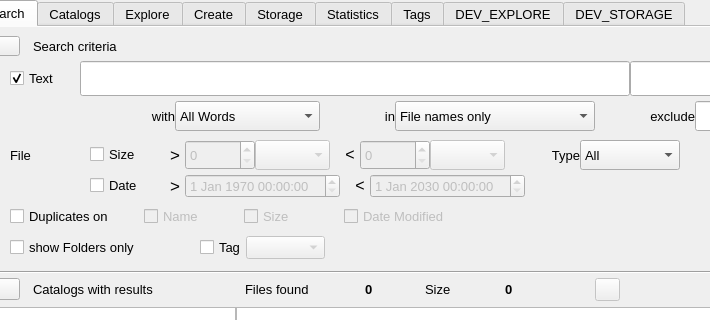
StephaneCouturier/Katalog, file mainwindow.ui: the form before one commit; both pictures show x 304 to 1014 and y 0 to 320 of the 1280 by 903 pixel window.
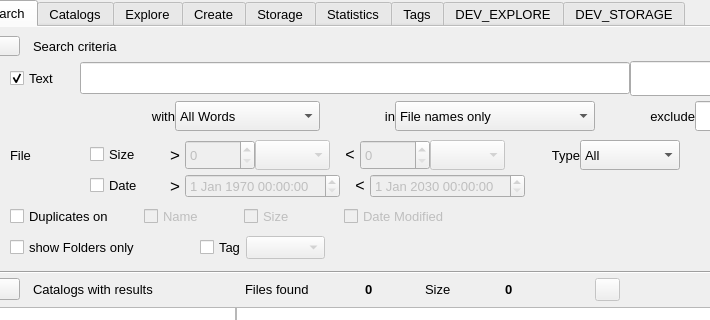
The form after the commit. Icons and pictures are not drawn. Custom widgets are drawn as their Qt base class.

Commit message: https://github.com/StephaneCouturier/Katalog/issues/253

Diff of the .ui file:
```diff
--- a/mainwindow.ui
+++ b/mainwindow.ui
@@ -1137,13 +1137,13 @@
                  <property name="minimumSize">
                   <size>
                    <width>0</width>
-                   <height>35</height>
+                   <height>32</height>
                   </size>
                  </property>
                  <property name="maximumSize">
                   <size>
                    <width>16777215</width>
-                   <height>35</height>
+                   <height>32</height>
                   </size>
                  </property>
                  <property name="font">
```
